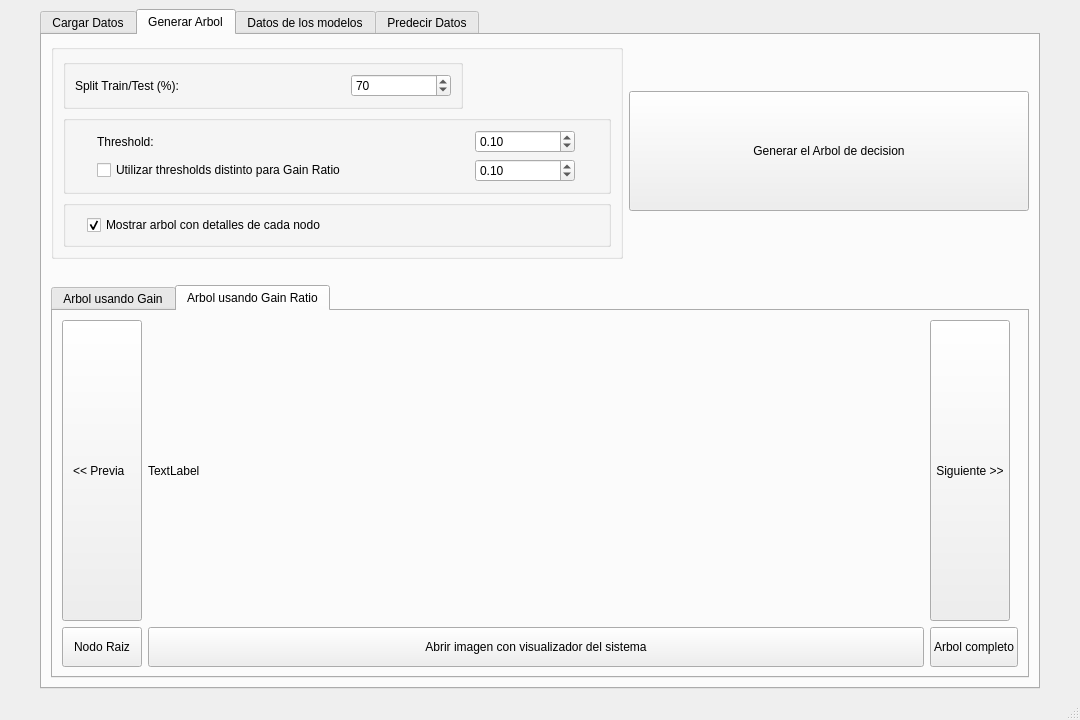
Above: UI.ui from AlejandroFNadal/ia_decision_trees before the change. Below: the same form after it.
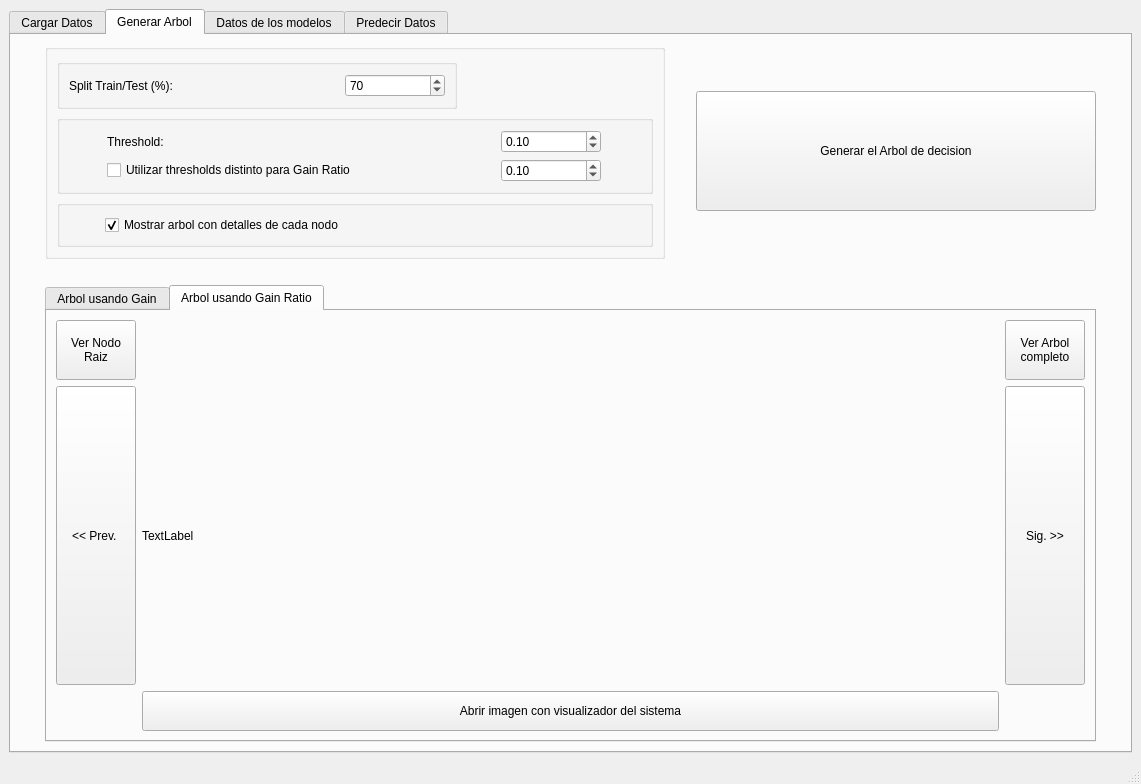
That is the form after the change. The open tabs and pages were chosen to show the change.

Diff of the .ui file:
```diff
--- a/UI.ui
+++ b/UI.ui
@@ -9,8 +9,8 @@
    <rect>
     <x>0</x>
     <y>0</y>
-    <width>1080</width>
-    <height>720</height>
+    <width>1141</width>
+    <height>784</height>
    </rect>
   </property>
   <property name="maximumSize">
@@ -30,7 +30,7 @@
     </size>
    </property>
    <layout class="QGridLayout" name="gridLayout_7">
-    <item row="1" column="0">
+    <item row="0" column="0">
      <widget class="QTabWidget" name="accuracyTab">
       <property name="enabled">
        <bool>true</bool>
@@ -43,8 +43,8 @@
       </property>
       <property name="maximumSize">
        <size>
-        <width>1000</width>
-        <height>800</height>
+        <width>1200</width>
+        <height>900</height>
        </size>
       </property>
       <property name="currentIndex">
@@ -466,6 +466,9 @@
                   <height>70</height>
                  </size>
                 </property>
+                <property name="minimum">
+                 <number>10</number>
+                </property>
                 <property name="maximum">
                  <number>100</number>
                 </property>
@@ -523,7 +526,7 @@
                  </size>
                 </property>
                 <property name="minimum">
-                 <double>0.000000000000000</double>
+                 <double>0.010000000000000</double>
                 </property>
                 <property name="maximum">
                  <double>1.000000000000000</double>
@@ -564,7 +567,7 @@
                  </size>
                 </property>
                 <property name="minimum">
-                 <double>0.000000000000000</double>
+                 <double>0.010000000000000</double>
                 </property>
                 <property name="maximum">
                  <double>1.000000000000000</double>
@@ -621,8 +624,8 @@
          <widget class="QTabWidget" name="tabShowTrees">
           <property name="maximumSize">
            <size>
-            <width>1700</width>
-            <height>800</height>
+            <width>1200</width>
+            <height>900</height>
            </size>
           </property>
           <property name="currentIndex">
@@ -739,45 +742,7 @@
             <string>Arbol usando Gain Ratio</string>
            </attribute>
            <layout class="QGridLayout" name="gridLayout_6">
-            <item row="2" column="1">
-             <widget class="QPushButton" name="firstImageGainRatio">
-              <property name="minimumSize">
-               <size>
-                <width>0</width>
-                <height>40</height>
-               </size>
-              </property>
-              <property name="maximumSize">
-               <size>
-                <width>100</width>
-                <height>40</height>
-               </size>
-              </property>
-              <property name="text">
-               <string>Nodo Raiz</string>
-              </property>
-             </widget>
-            </item>
-            <item row="2" column="3">
-             <widget class="QPushButton" name="lastImageGainRatio">
-              <property name="minimumSize">
-               <size>
-                <width>0</width>
-                <height>40</height>
-               </size>
-              </property>
-              <property name="maximumSize">
-               <size>
-                <width>100</width>
-                <height>40</height>
-               </size>
-              </property>
-              <property name="text">
-               <string>Arbol completo</string>
-              </property>
-             </widget>
-            </item>
-            <item row="0" column="1">
+            <item row="1" column="1">
              <widget class="QPushButton" name="prevImagenGainRatio">
               <property name="maximumSize">
                <size>
@@ -786,25 +751,18 @@
                </size>
               </property>
               <property name="text">
-               <string>&lt;&lt; Previa  </string>
+               <string>&lt;&lt; Prev. </string>
               </property>
              </widget>
             </item>
-            <item row="0" column="3">
-             <widget class="QPushButton" name="sigImagenGainRatio">
-              <property name="maximumSize">
-               <size>
-                <width>80</width>
-                <height>800</height>
-               </size>
-              </property>
-              <property name="text">
-               <string>Siguiente &gt;&gt;</string>
-              </property>
-             </widget>
-            </item>
-            <item row="0" column="2">
+            <item row="1" column="2">
              <widget class="QLabel" name="imageGainRatio">
+              <property name="maximumSize">
+               <size>
+                <width>1000</width>
+                <height>600</height>
+               </size>
+              </property>
               <property name="text">
                <string>TextLabel</string>
               </property>
@@ -813,11 +771,17 @@
               </property>
              </widget>
             </item>
-            <item row="2" column="2">
+            <item row="3" column="2">
              <widget class="QPushButton" name="viewImageSystemGainRatio">
+              <property name="minimumSize">
+               <size>
+                <width>0</width>
+                <height>40</height>
+               </size>
+              </property>
               <property name="maximumSize">
                <size>
-                <width>1700</width>
+                <width>1000</width>
                 <height>40</height>
                </size>
               </property>
@@ -826,6 +790,59 @@
               </property>
              </widget>
             </item>
+            <item row="0" column="1">
+             <widget class="QPushButton" name="firstImageGainRatio">
+              <property name="minimumSize">
+               <size>
+                <width>0</width>
+                <height>60</height>
+               </size>
+              </property>
+              <property name="maximumSize">
+               <size>
+                <width>100</width>
+                <height>60</height>
+               </size>
+              </property>
+              <property name="text">
+               <string>Ver Nodo
+Raiz</string>
+              </property>
+             </widget>
+            </item>
+            <item row="1" column="3">
+             <widget class="QPushButton" name="sigImagenGainRatio">
+              <property name="maximumSize">
+               <size>
+                <width>80</width>
+                <height>800</height>
+               </size>
+              </property>
+              <property name="text">
+               <string>Sig. &gt;&gt;</string>
+              </property>
+             </widget>
+            </item>
+            <item row="0" column="3">
+             <widget class="QPushButton" name="lastImageGainRatio">
+              <property name="minimumSize">
+               <size>
+                <width>0</width>
+                <height>60</height>
+               </size>
+              </property>
+              <property name="maximumSize">
+               <size>
+                <width>100</width>
+                <height>60</height>
+               </size>
+              </property>
+              <property name="text">
+               <string>Ver Arbol
+completo</string>
+              </property>
+             </widget>
+            </item>
            </layout>
           </widget>
          </widget>
```
Left out of the diff: 316 changed lines with no effect on the pictures.
